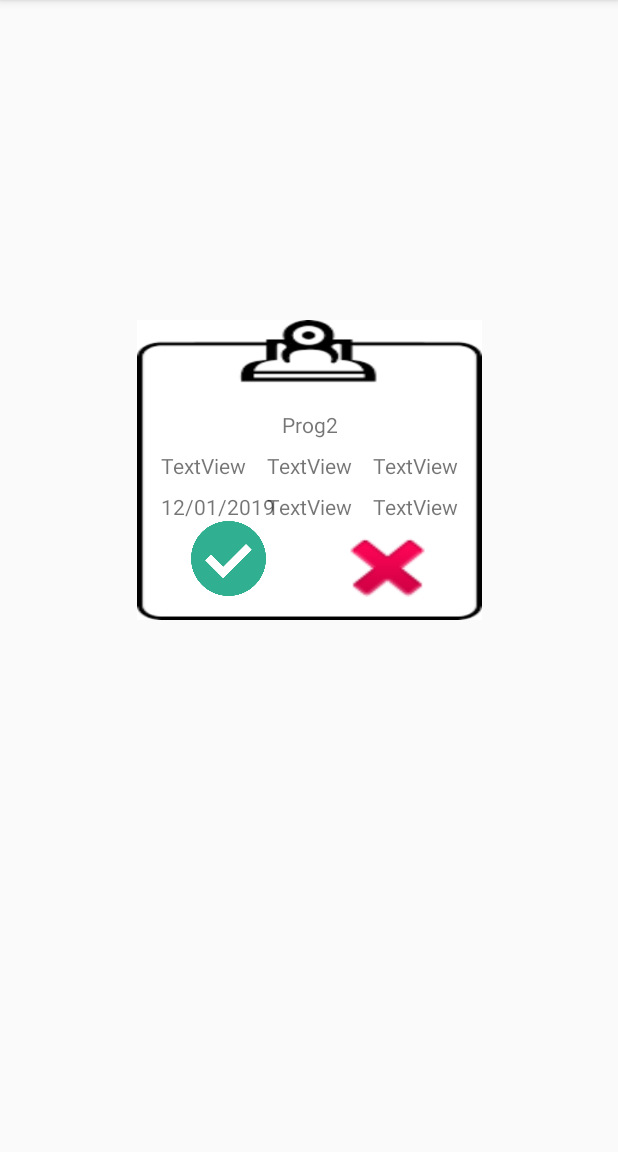
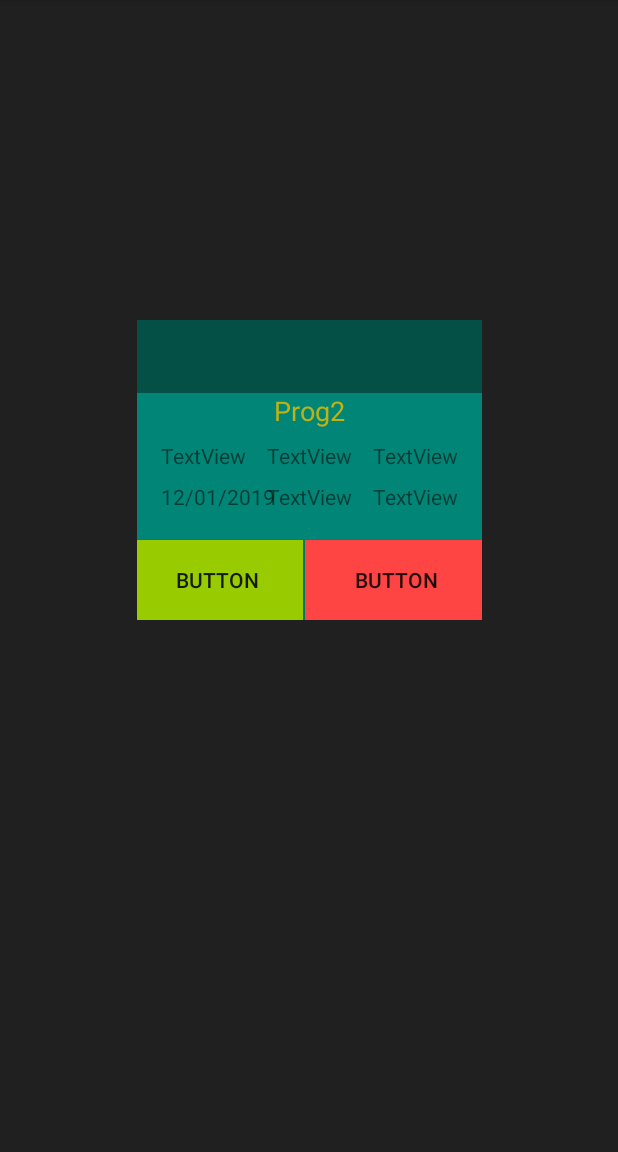
Before and after one commit to 3PNX/FindNLearn, an Android app: the GroupOverviewActivity screen opened directly, with no data from a screen before it, on a phone screen of 412 x 824 dp, the part 84-1236 px from its top. Run offline under Robolectric (Android 15) with nearby library versions, the phone set to English and light mode, and no system bars; our stand-ins replace Firebase (no records; nobody signed in at launch, a user with empty details on screens opened directly).

Commit message:
overviewnew K

```diff
--- a/app/src/main/res/layout/activity_group_overview.xml
+++ b/app/src/main/res/layout/activity_group_overview.xml
@@ -4,6 +4,7 @@
     xmlns:tools="http://schemas.android.com/tools"
     android:layout_width="match_parent"
     android:layout_height="match_parent"
+    android:background="@color/common_google_signin_btn_text_light_pressed"
     tools:context=".GroupOverviewActivity">
 
 
--- a/app/src/main/res/layout/activity_overview.xml
+++ b/app/src/main/res/layout/activity_overview.xml
@@ -5,7 +5,8 @@
     android:layout_width="230sp"
     android:layout_height="200sp"
     android:layout_gravity="center_horizontal"
-    android:background="@drawable/border"
+    android:background="@color/colorPrimary"
+
     tools:layout_editor_absoluteY="81dp">
 
     <TextView
@@ -14,10 +15,12 @@
         android:layout_height="wrap_content"
         android:layout_marginStart="8dp"
         android:layout_marginLeft="8dp"
-        android:layout_marginTop="60dp"
+        android:layout_marginTop="48dp"
         android:layout_marginEnd="8dp"
         android:layout_marginRight="8dp"
         android:text="TextView"
+        android:textSize="18sp"
+        android:textColor="@color/colorAccent"
         app:layout_constraintEnd_toEndOf="parent"
         app:layout_constraintStart_toStartOf="parent"
         app:layout_constraintTop_toTopOf="parent" />
@@ -58,30 +61,6 @@
         app:layout_constraintEnd_toEndOf="parent"
         app:layout_constraintTop_toBottomOf="@+id/tvBoxTitel" />
 
-    <Button
-        android:id="@+id/button"
-        android:layout_width="50dp"
-        android:layout_height="50dp"
-        android:layout_marginStart="36dp"
-        android:layout_marginLeft="36dp"
-        android:layout_marginBottom="16dp"
-        android:background="@drawable/tick"
-
-        app:layout_constraintBottom_toBottomOf="parent"
-        app:layout_constraintStart_toStartOf="parent" />
-
-    <Button
-        android:id="@+id/button2"
-        android:layout_width="78dp"
-        android:layout_height="62dp"
-        android:layout_marginEnd="24dp"
-        android:layout_marginRight="24dp"
-        android:layout_marginBottom="4dp"
-
-        android:background="@android:drawable/ic_delete"
-        app:layout_constraintBottom_toBottomOf="parent"
-        app:layout_constraintEnd_toEndOf="parent" />
-
     <TextView
         android:id="@+id/tvBoxDatum"
         android:layout_width="wrap_content"
@@ -108,4 +87,43 @@
         android:text="TextView"
         app:layout_constraintStart_toStartOf="@+id/textView7"
         app:layout_constraintTop_toBottomOf="@+id/textView7" />
+
+    <Button
+        android:id="@+id/o_absagen"
+        android:layout_width="122dp"
+        android:layout_height="53dp"
+        android:background="@android:color/holo_red_light"
+        android:text="Button"
+        app:layout_constraintBottom_toBottomOf="parent"
+        app:layout_constraintEnd_toEndOf="parent"
+        app:layout_constraintStart_toEndOf="@+id/o_zusagen"
+        app:layout_constraintTop_toBottomOf="@+id/textView9"
+        app:layout_constraintVertical_bias="1.0"
+        tools:text="absagen" />
+
+    <Button
+        android:id="@+id/o_zusagen"
+        android:layout_width="114dp"
+        android:layout_height="53dp"
+        android:layout_marginEnd="1dp"
+        android:layout_marginRight="1dp"
+        android:background="@android:color/holo_green_light"
+        android:text="Button"
+        app:layout_constraintBottom_toBottomOf="parent"
+        app:layout_constraintEnd_toStartOf="@+id/o_absagen"
+        app:layout_constraintStart_toStartOf="parent"
+        tools:text="zusagen" />
+
+    <LinearLayout
+        android:id="@+id/header"
+        android:layout_width="240dp"
+        android:layout_height="58dp"
+        android:layout_marginBottom="10dp"
+        android:background="#045047"
+        android:orientation="horizontal"
+        app:layout_constraintBottom_toTopOf="@+id/tvBoxTitel"
+        app:layout_constraintEnd_toEndOf="parent"
+        app:layout_constraintStart_toStartOf="parent"
+        app:layout_constraintTop_toTopOf="parent"></LinearLayout>
+
 </android.support.constraint.ConstraintLayout>
```
